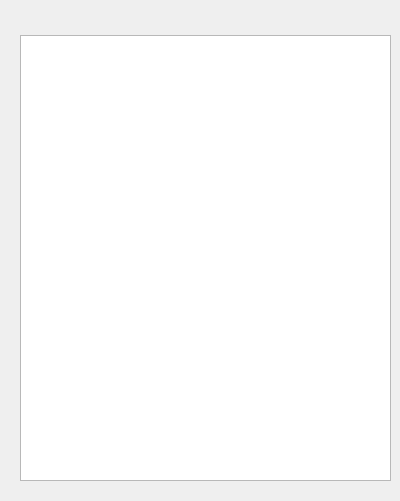
Qt form barraavisos.ui (arcnexus/RedFoX) before a commit.
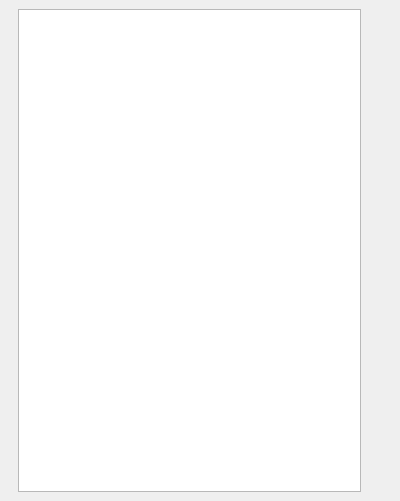
The same form after that commit. Icons and pictures are not drawn.

```diff
--- a/barraavisos.ui
+++ b/barraavisos.ui
@@ -10,53 +10,28 @@
     <height>501</height>
    </rect>
   </property>
+  <property name="maximumSize">
+   <size>
+    <width>400</width>
+    <height>16777215</height>
+   </size>
+  </property>
   <property name="windowTitle">
    <string>Form</string>
   </property>
   <layout class="QVBoxLayout" name="verticalLayout">
+   <property name="leftMargin">
+    <number>9</number>
+   </property>
    <property name="topMargin">
     <number>0</number>
    </property>
    <property name="rightMargin">
+    <number>30</number>
+   </property>
+   <property name="bottomMargin">
     <number>0</number>
    </property>
-   <item>
-    <layout class="QHBoxLayout" name="horizontalLayout">
-     <item>
-      <spacer name="horizontalSpacer">
-       <property name="orientation">
-        <enum>Qt::Horizontal</enum>
-       </property>
-       <property name="sizeHint" stdset="0">
-        <size>
-         <width>40</width>
-         <height>20</height>
-        </size>
-       </property>
-      </spacer>
-     </item>
-     <item>
-      <widget class="QPushButton" name="btnClose">
-       <property name="maximumSize">
-        <size>
-         <width>20</width>
-         <height>20</height>
-        </size>
-       </property>
-       <property name="text">
-        <string/>
-       </property>
-       <property name="icon">
-        <iconset resource="EditorReports/resource.qrc">
-         <normaloff>:/icons/cross.png</normaloff>:/icons/cross.png</iconset>
-       </property>
-       <property name="flat">
-        <bool>true</bool>
-       </property>
-      </widget>
-     </item>
-    </layout>
-   </item>
    <item>
     <widget class="QStackedWidget" name="stackedWidget">
      <property name="currentIndex">
```
Left out of the diff: 6 changed lines with no effect on the pictures.
